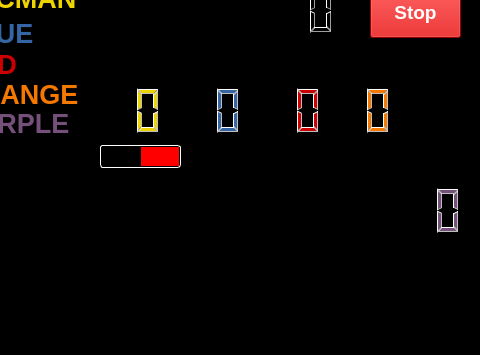
Before: the Qt Designer form mainwindow.ui in chingling123/gmxp_pacman, drawn with Qt 5; both pictures show x 320 to 800 and y 125 to 480 of the 800 by 480 pixel window.
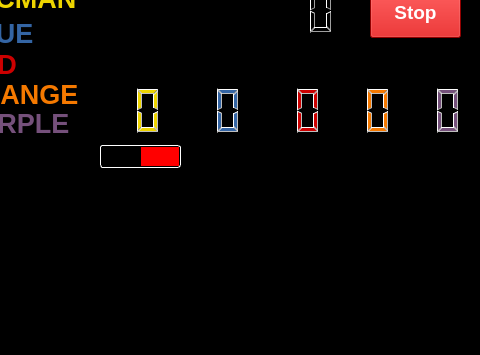
After: the same form once the commit is applied.

Diff of the .ui file:
```diff
--- a/mainwindow.ui
+++ b/mainwindow.ui
@@ -299,7 +299,7 @@
     <property name="geometry">
      <rect>
       <x>720</x>
-      <y>310</y>
+      <y>210</y>
       <width>71</width>
       <height>51</height>
      </rect>
```
